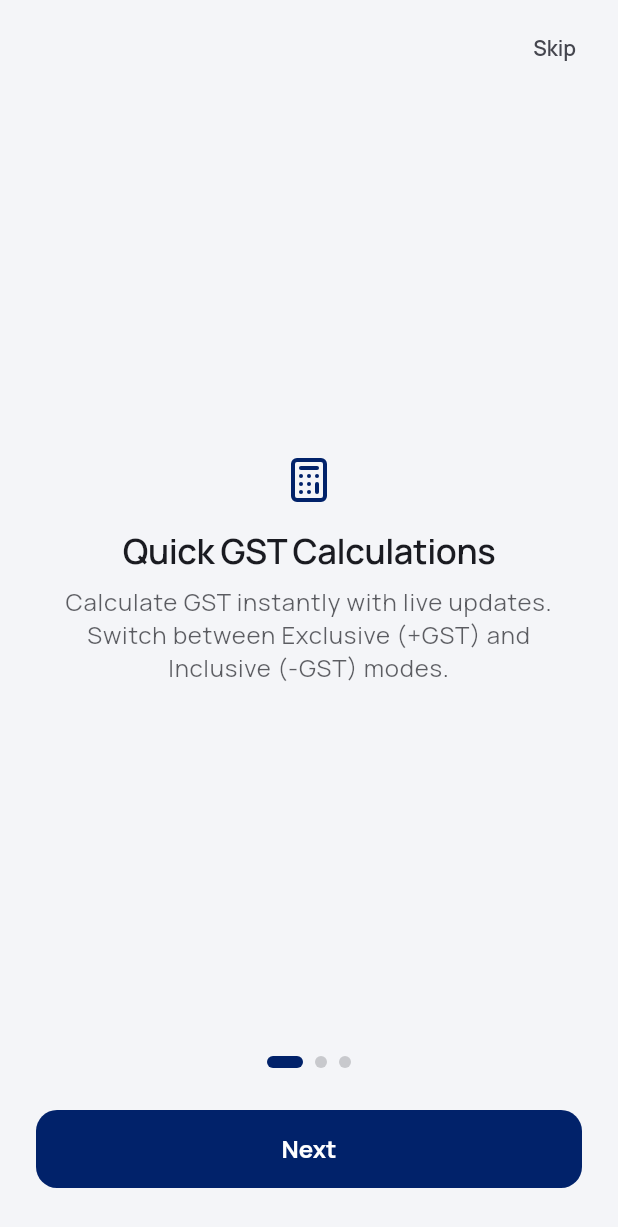
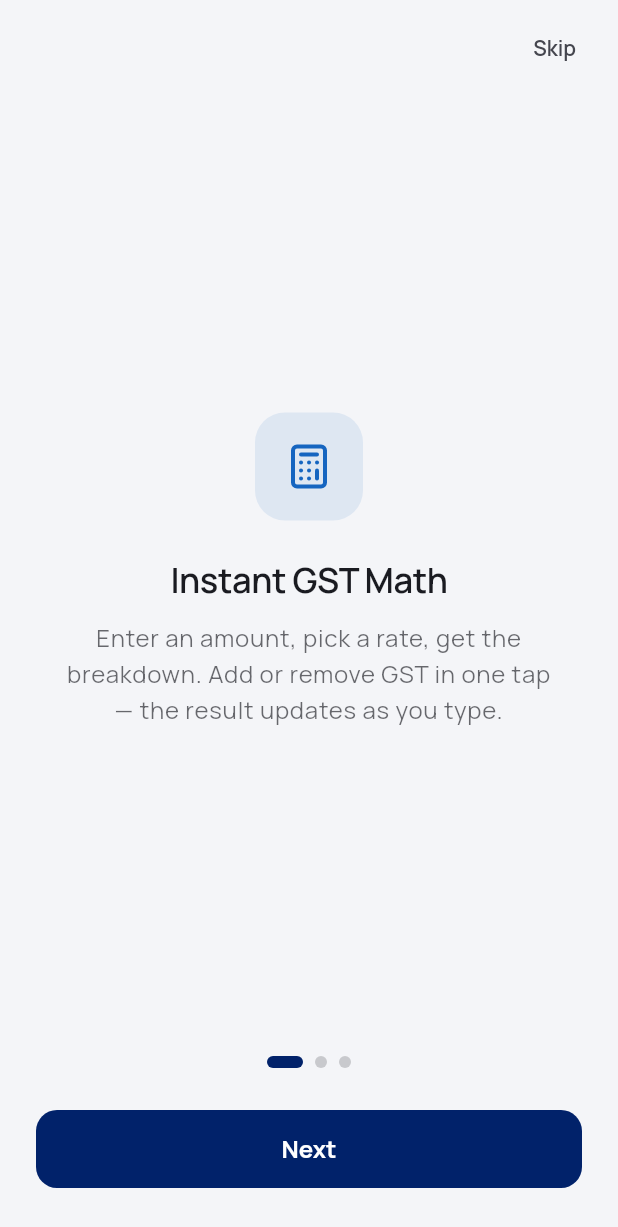
Before and after one commit to zindha/gst-calculator, a Flutter app: the screen it shows after launch, on a phone screen of 412 x 824 dp. Shown: the top 1227 px of the screen. Run offline on Flutter 3.47's test engine with Material 3 defaults, Android fonts, the phone set to English and light mode, and no system bars; our stand-ins replace flutter_riverpod, lucide_icons_flutter, share_plus, shared_preferences.

Commit message:
Achieve 10/10 QA: error boundary, contrast audits, keyboard tests, onboarding polish
Add ErrorWidget boundary in main.dart for graceful failure handling
instead of red screens. Improve onboarding with per-slide accent colors,
larger icon containers, and benefit-oriented copy. Add WCAG contrast
audit tests (16 tests) verifying all text and GST accent colors meet
AA thresholds on their actual surfaces. Add keyboard navigation and
semantics tests (9 tests) verifying focus management, section labels,
and interactive element presence. Add deep link integration tests with
platform channel mocking. Fix dark mode secondary text and GST accent
colors to meet WCAG AA (4.5:1). Fix light mode secondary text contrast.
Final count: 995 tests, 0 analyzer issues, 13 golden files.

🤖 Generated with Codebuff
Co-Authored-By: Codebuff <noreply@codebuff.com>

```diff
--- a/lib/features/onboarding/presentation/screens/onboarding_screen.dart
+++ b/lib/features/onboarding/presentation/screens/onboarding_screen.dart
@@ -10,11 +10,13 @@ class _OnboardingSlide {
   final IconData icon;
   final String title;
   final String description;
+  final Color accentColor;
 
   const _OnboardingSlide({
     required this.icon,
     required this.title,
     required this.description,
+    required this.accentColor,
   });
 }
 
@@ -22,21 +24,24 @@ class _OnboardingSlide {
 const List<_OnboardingSlide> _slides = [
   _OnboardingSlide(
     icon: LucideIcons.calculator,
-    title: 'Quick GST Calculations',
+    title: 'Instant GST Math',
     description:
-        'Calculate GST instantly with live updates. Switch between Exclusive (+GST) and Inclusive (-GST) modes.',
+        'Enter an amount, pick a rate, get the breakdown. Add or remove GST in one tap — the result updates as you type.',
+    accentColor: Color(0xFF1565C0),
   ),
   _OnboardingSlide(
     icon: LucideIcons.arrowLeftRight,
-    title: 'Reverse GST & History',
+    title: 'Reverse & Recall',
     description:
-        'Reverse-calculate the base price from a gross total. Every calculation is saved to your history automatically.',
+        'Got a gross total? Reverse-calculate the base price. Every calculation is saved — tap History to revisit any time.',
+    accentColor: Color(0xFF2E7D32),
   ),
   _OnboardingSlide(
     icon: LucideIcons.palette,
-    title: 'Settings & Themes',
+    title: 'Your Way',
     description:
-        'Pick a theme and set your default rate, tax type, and transaction type.',
+        'Set your default rate, tax type, and transaction. Switch between light and dark. The app adapts to how you work.',
+    accentColor: Color(0xFF6A1B9A),
   ),
 ];
 
@@ -104,9 +109,6 @@ class _OnboardingScreenState extends ConsumerState<OnboardingScreen> {
                   final slide = _slides[index];
                   return Padding(
                     padding: const EdgeInsets.symmetric(horizontal: 40),
-                    // Content stays centered when there is room, but scrolls
-                    // instead of overflowing on short screens or at large
-                    // system font scales.
                     child: LayoutBuilder(
                       builder: (context, constraints) {
                         return SingleChildScrollView(
@@ -118,24 +120,39 @@ class _OnboardingScreenState extends ConsumerState<OnboardingScreen> {
                               child: Column(
                                 mainAxisAlignment: MainAxisAlignment.center,
                                 children: [
-                                  // A quiet icon accent — no tinted circle, no
-                                  // illustration. The text carries the slide.
-                                  Icon(slide.icon, size: 32, color: primary),
-                                  const SizedBox(height: AppSpacing.lg),
+                                  // Icon inside a soft colored container —
+                                  // gives each slide its own visual identity.
+                                  Container(
+                                    width: 72,
+                                    height: 72,
+                                    decoration: BoxDecoration(
+                                      color: slide.accentColor.withValues(alpha: 0.1),
+                                      borderRadius: BorderRadius.circular(20),
+                                    ),
+                                    child: Icon(
+                                      slide.icon,
+                                      size: 32,
+                                      color: slide.accentColor,
+                                    ),
+                                  ),
+                                  const SizedBox(height: AppSpacing.xxl),
                                   Text(
                                     slide.title,
                                     textAlign: TextAlign.center,
                                     style: theme.textTheme.headlineSmall
-                                        ?.copyWith(fontWeight: FontWeight.w700),
+                                        ?.copyWith(
+                                      fontWeight: FontWeight.w700,
+                                      letterSpacing: -0.3,
+                                    ),
                                   ),
-                                  const SizedBox(height: AppSpacing.sm),
+                                  const SizedBox(height: AppSpacing.md),
                                   Text(
                                     slide.description,
                                     textAlign: TextAlign.center,
                                     style: theme.textTheme.bodyLarge?.copyWith(
                                       color: theme.colorScheme.onSurface
-                                          .withValues(alpha: 0.7),
-                                      height: 1.4,
+                                          .withValues(alpha: 0.65),
+                                      height: 1.5,
                                     ),
                                   ),
                                 ],
```
Also changed, not shown: lib/core/theme/color_presets.dart (+4 -4 lines), lib/core/theme/theme_extensions.dart (+14 -13 lines), lib/main.dart (+43 -0 lines), 6 other files.
